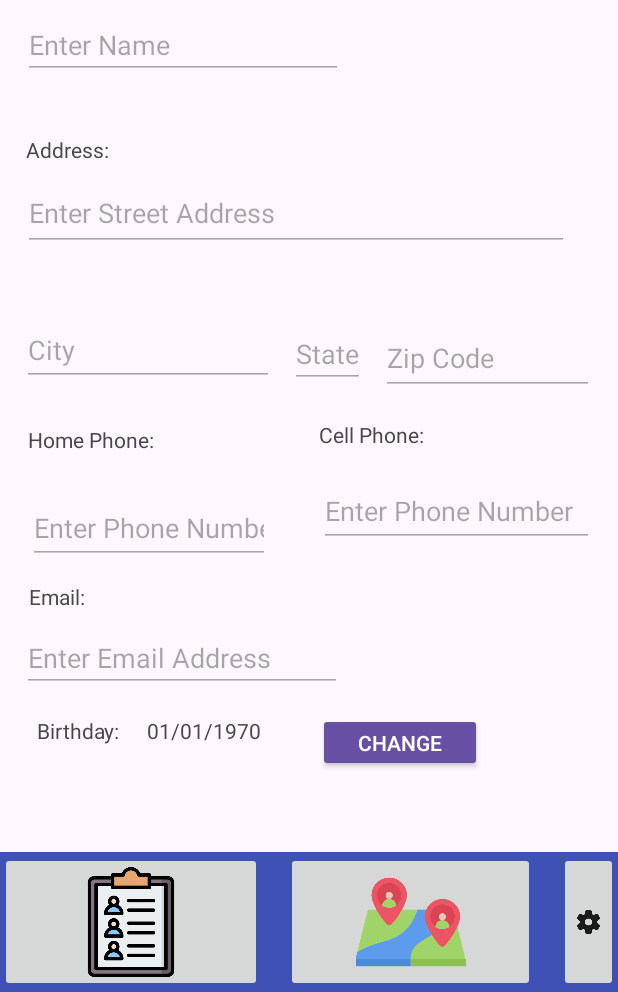
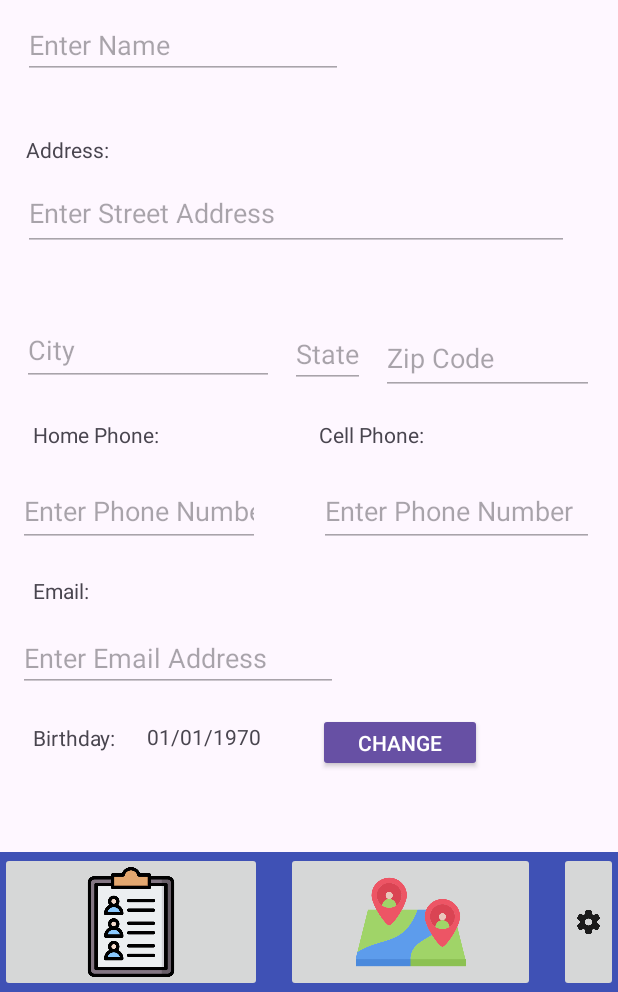
Before and after one commit to rockbeatspaper7/MOBILE-APP-CH-PROJECT, an Android app: the screen it shows after launch (MainActivity), on a phone screen of 412 x 824 dp, the part 244-1236 px from its top. Run offline under Robolectric (Android 15) with nearby library versions, the light colour scheme and no system bars.

Commit message:
cleaned up the layout for activity xml

```diff
--- a/app/src/main/res/layout/activity_main.xml
+++ b/app/src/main/res/layout/activity_main.xml
@@ -12,12 +12,12 @@
         android:layout_width="wrap_content"
         android:layout_height="wrap_content"
         android:text="Cell Phone:"
-        app:layout_constraintBottom_toTopOf="@+id/cellPhoneEdit"
-        app:layout_constraintEnd_toEndOf="@+id/cellPhoneEdit"
-        app:layout_constraintHorizontal_bias="0.0"
-        app:layout_constraintStart_toStartOf="@+id/cellPhoneEdit"
-        app:layout_constraintTop_toBottomOf="@+id/zipcodeEdit"
-        app:layout_constraintVertical_bias="0.48" />
+        app:layout_constraintBottom_toBottomOf="parent"
+        app:layout_constraintEnd_toEndOf="parent"
+        app:layout_constraintHorizontal_bias="0.621"
+        app:layout_constraintStart_toStartOf="parent"
+        app:layout_constraintTop_toTopOf="parent"
+        app:layout_constraintVertical_bias="0.55" />
 
     <LinearLayout
         android:id="@+id/linearLayout"
@@ -209,24 +209,26 @@
         android:layout_width="wrap_content"
         android:layout_height="wrap_content"
         android:text="Home Phone:"
-        app:layout_constraintBottom_toTopOf="@+id/homePhoneEdit"
-        app:layout_constraintEnd_toEndOf="@+id/homePhoneEdit"
-        app:layout_constraintHorizontal_bias="0.0"
-        app:layout_constraintStart_toStartOf="@+id/homePhoneEdit"
-        app:layout_constraintTop_toBottomOf="@+id/cityEdit" />
+        app:layout_constraintBottom_toBottomOf="parent"
+        app:layout_constraintEnd_toEndOf="parent"
+        app:layout_constraintHorizontal_bias="0.067"
+        app:layout_constraintStart_toStartOf="parent"
+        app:layout_constraintTop_toTopOf="parent"
+        app:layout_constraintVertical_bias="0.55" />
 
     <EditText
         android:id="@+id/homePhoneEdit"
         android:layout_width="161dp"
         android:layout_height="47dp"
-        android:layout_marginBottom="40dp"
         android:hint="Enter Phone Number"
         android:inputType="text"
         android:maxLength="14"
-        app:layout_constraintBottom_toTopOf="@+id/emailEdit"
-        app:layout_constraintEnd_toEndOf="@+id/emailEdit"
-        app:layout_constraintHorizontal_bias="0.081"
-        app:layout_constraintStart_toStartOf="@+id/emailEdit"
+        app:layout_constraintBottom_toBottomOf="parent"
+        app:layout_constraintEnd_toEndOf="parent"
+        app:layout_constraintHorizontal_bias="0.048"
+        app:layout_constraintStart_toStartOf="parent"
+        app:layout_constraintTop_toTopOf="parent"
+        app:layout_constraintVertical_bias="0.618"
         tools:ems="8" />
 
     <EditText
@@ -249,23 +251,24 @@
         android:layout_width="wrap_content"
         android:layout_height="wrap_content"
         android:text="Email:"
-        app:layout_constraintBottom_toTopOf="@+id/emailEdit"
-        app:layout_constraintEnd_toEndOf="@+id/emailEdit"
-        app:layout_constraintHorizontal_bias="0.026"
-        app:layout_constraintStart_toStartOf="@+id/emailEdit"
-        app:layout_constraintTop_toBottomOf="@+id/homePhoneEdit"
-        app:layout_constraintVertical_bias="0.571" />
+        app:layout_constraintBottom_toBottomOf="parent"
+        app:layout_constraintEnd_toEndOf="parent"
+        app:layout_constraintHorizontal_bias="0.058"
+        app:layout_constraintStart_toStartOf="parent"
+        app:layout_constraintTop_toTopOf="parent"
+        app:layout_constraintVertical_bias="0.679" />
 
     <EditText
         android:id="@+id/emailEdit"
         android:layout_width="wrap_content"
         android:layout_height="wrap_content"
-        android:layout_marginEnd="184dp"
         android:ems="10"
         android:hint="Enter Email Address"
         android:inputType="textEmailAddress"
         app:layout_constraintBottom_toBottomOf="parent"
         app:layout_constraintEnd_toEndOf="parent"
+        app:layout_constraintHorizontal_bias="0.059"
+        app:layout_constraintStart_toStartOf="parent"
         app:layout_constraintTop_toTopOf="parent"
         app:layout_constraintVertical_bias="0.743" />
 
@@ -273,15 +276,13 @@
         android:id="@+id/bdayText"
         android:layout_width="wrap_content"
         android:layout_height="wrap_content"
-        android:layout_marginTop="16dp"
-        android:layout_marginBottom="138dp"
         android:text="Birthday:"
         app:layout_constraintBottom_toBottomOf="parent"
         app:layout_constraintEnd_toEndOf="parent"
-        app:layout_constraintHorizontal_bias="0.07"
+        app:layout_constraintHorizontal_bias="0.061"
         app:layout_constraintStart_toStartOf="parent"
-        app:layout_constraintTop_toBottomOf="@+id/emailEdit"
-        app:layout_constraintVertical_bias="0.0" />
+        app:layout_constraintTop_toTopOf="parent"
+        app:layout_constraintVertical_bias="0.801" />
 
     <EditText
         android:id="@+id/stateEdit"
@@ -315,13 +316,12 @@
         android:id="@+id/textBirthday"
         android:layout_width="wrap_content"
         android:layout_height="wrap_content"
-        android:layout_marginTop="16dp"
         android:text="01/01/1970"
         app:layout_constraintBottom_toBottomOf="parent"
         app:layout_constraintEnd_toEndOf="parent"
         app:layout_constraintHorizontal_bias="0.291"
         app:layout_constraintStart_toStartOf="parent"
-        app:layout_constraintTop_toBottomOf="@+id/emailEdit"
-        app:layout_constraintVertical_bias="0.0" />
+        app:layout_constraintTop_toTopOf="parent"
+        app:layout_constraintVertical_bias="0.8" />
 
 </androidx.constraintlayout.widget.ConstraintLayout>
```
